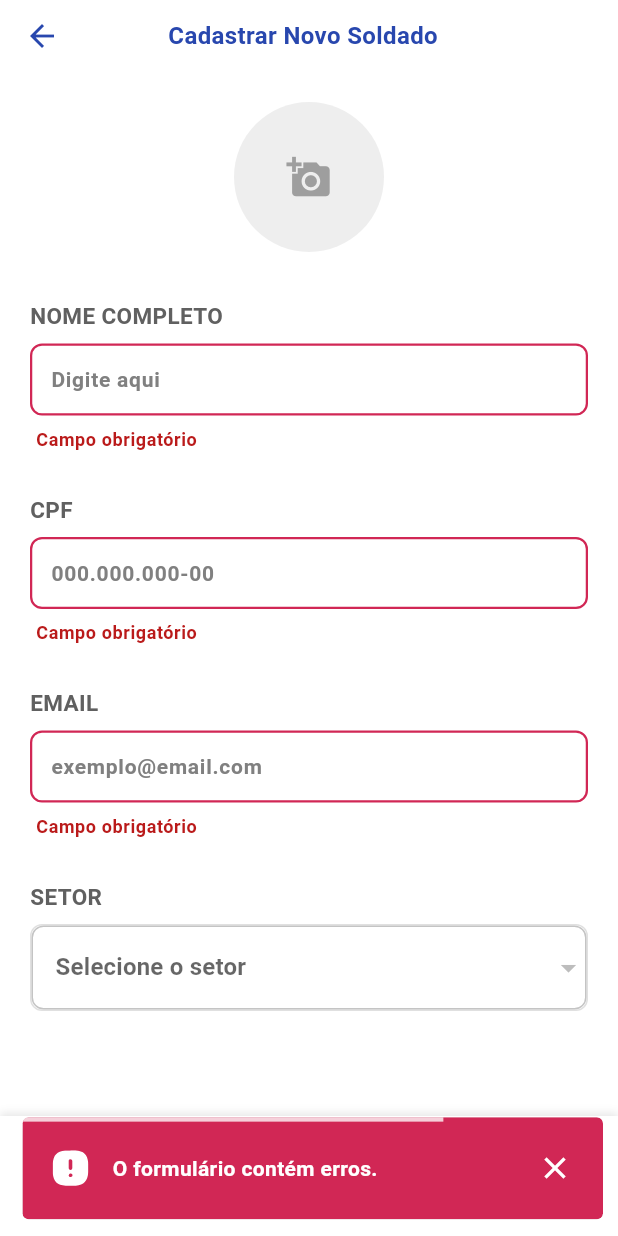
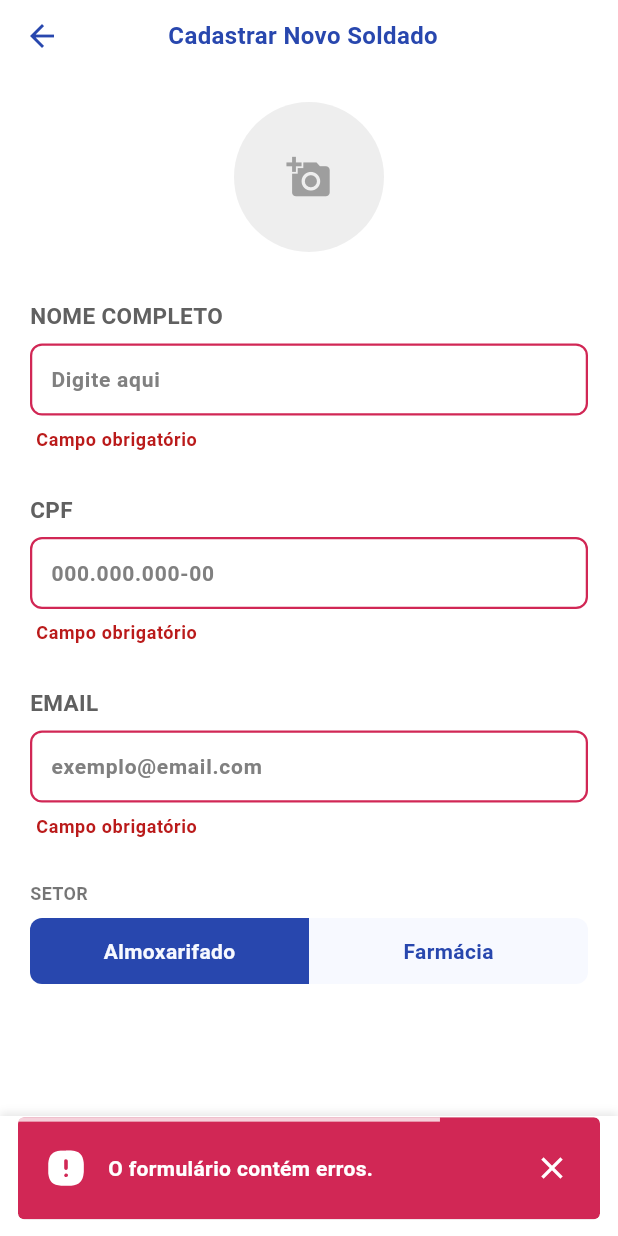
Before and after one commit to TeamHiveAPI/API-2025.02-FRONT, a Flutter app: the NewSoldierScreen screen opened by its route, after a tap on "Cadastrar Soldado", on a phone screen of 412 x 824 dp. Run offline on Flutter 3.47's test engine with Material 3 defaults, Android fonts, the phone set to English and light mode, and no system bars; our stand-ins replace cached_network_image, csv, file_picker, fl_chart, flutter_dotenv, flutter_native_splash and 14 more; missing offline and left inert: file_saver, mobile_scanner, syncfusion_flutter_pdf; accounts and stored records are empty.

Commit message:
feature: #90 Ajustes finais

```diff
--- a/lib/app_routes.dart
+++ b/lib/app_routes.dart
@@ -6,7 +6,6 @@ import 'package:sistema_almox/screens/consultas_medico/config_horario.dart';
 import 'package:sistema_almox/screens/historico_item.dart';
 import 'package:sistema_almox/screens/historico_mov.dart';
 import 'package:sistema_almox/screens/historico_pedidos.dart';
-import 'package:sistema_almox/screens/novo_grupo/index.dart';
 import 'package:sistema_almox/screens/novo_item/index.dart';
 import 'package:sistema_almox/screens/novo_soldado/index.dart';
 import 'package:sistema_almox/screens/painel_analitico/index.dart';
@@ -23,7 +22,6 @@ class AppRoutes {
   static const String newItem = '/novo-item';
   static const String usuarios = '/usuarios';
   static const String newSoldier = '/novo-soldado';
-  static const String newGroup = '/novo-grupo';
   static const String allMovements = '/movimentacoes';
   static const String itemMovements = '/movimentacoes-item';
   static const String consultas = '/consultas';
@@ -87,9 +85,6 @@ class AppRoutes {
       case usuarios:
         return MaterialPageRoute(builder: (_) => const UsersScreen());
 
-      case newGroup:
-        return MaterialPageRoute(builder: (_) => NewGroupScreen());
-
       case consultas:
         return MaterialPageRoute(builder: (_) => const ConsultasScreen());
 
--- a/lib/screens/notaEmpenho.dart
+++ b/lib/screens/notaEmpenho.dart
@@ -4,7 +4,7 @@ import 'package:sistema_almox/services/criar_empenho.dart';
 import 'package:sistema_almox/widgets/inputs/search.dart';
 import 'package:sistema_almox/widgets/snackbar.dart';
 import 'notaEmpenhoFormsScreen.dart';
-import 'package:sistema_almox/services/donwload_NE/download_nota.dart';
+import 'package:sistema_almox/services/download_NE/download_nota.dart';
 class NotaEmpenhoScreen extends StatefulWidget {
   const NotaEmpenhoScreen({super.key});
 
--- a/lib/screens/novo_soldado/index.dart
+++ b/lib/screens/novo_soldado/index.dart
@@ -1,6 +1,7 @@
 import 'dart:io';
 
 import 'package:flutter/material.dart';
+import 'package:sistema_almox/config/permissions.dart';
 import 'package:sistema_almox/core/theme/colors.dart';
 import 'package:sistema_almox/screens/novo_soldado/form_handler.dart';
 import 'package:sistema_almox/services/user_service.dart';
@@ -9,7 +10,7 @@ import 'package:sistema_almox/widgets/internal_page_bottom.dart';
 import 'package:sistema_almox/widgets/internal_page_header.dart';
 import 'package:sistema_almox/widgets/modal/base_center_modal.dart';
 import 'package:sistema_almox/widgets/radio_button.dart';
-import 'package:sistema_almox/widgets/sector_dropdown.dart';
+import 'package:sistema_almox/widgets/toggle_sector_buttons.dart';
 
 class NewSoldierScreen extends StatefulWidget {
   final Map<String, dynamic>? soldierToEdit;
@@ -21,12 +22,14 @@ class NewSoldierScreen extends StatefulWidget {
 
 class _NewSoldierScreenState extends State<NewSoldierScreen> {
   final _formHandler = RegisterSoldierFormHandler();
+
+  final _readOnlySectorController = TextEditingController();
+
   bool get isEditMode => widget.soldierToEdit != null;
 
   @override
   void initState() {
     super.initState();
-
     _formHandler.addListener(_onFormHandlerChange);
     _formHandler.init(widget.soldierToEdit);
   }
@@ -34,7 +37,6 @@ class _NewSoldierScreenState extends State<NewSoldierScreen> {
   @override
   void didUpdateWidget(covariant NewSoldierScreen oldWidget) {
     super.didUpdateWidget(oldWidget);
-
     if (widget.soldierToEdit != oldWidget.soldierToEdit) {
       _formHandler.init(widget.soldierToEdit);
     }
@@ -44,11 +46,18 @@ class _NewSoldierScreenState extends State<NewSoldierScreen> {
   void dispose() {
     _formHandler.removeListener(_onFormHandlerChange);
     _formHandler.dispose();
+    _readOnlySectorController.dispose();
     super.dispose();
   }
 
   void _onFormHandlerChange() {
-    setState(() {});
+    if (mounted) setState(() {});
+  }
+
+  String _getSectorName(int? sectorId) {
+    if (sectorId == 1) return 'Almoxarifado';
+    if (sectorId == 2) return 'Farmácia';
+    return 'Não definido';
   }
 
   void _deactivateUser() async {
@@ -75,28 +84,32 @@ class _NewSoldierScreenState extends State<NewSoldierScreen> {
       ),
     );
 
-    if (confirmed == true) {
+    if (confirmed == true && mounted) {
       _formHandler.deactivateUser(context, widget.soldierToEdit!);
     }
   }
 
   @override
   Widget build(BuildContext context) {
+    final currentUser = UserService.instance.currentUser;
+    final bool isCoronel = currentUser?.role == UserRole.coronel;
+
     bool isLieutenant =
         isEditMode && widget.soldierToEdit?['usr_nivel_acesso'] == 2;
 
     if (isEditMode) {
       final tenantSectorId = widget.soldierToEdit?['usr_setor_id'];
       _formHandler.setSelectedSector(tenantSectorId ?? 1);
+
+      _readOnlySectorController.text = _getSectorName(tenantSectorId);
     } else {
-      final currentUser = UserService.instance.currentUser;
-      if (currentUser?.nivelAcesso == 3) {
+      if (isCoronel) {
         if (_formHandler.selectedSectorId == null) {
-          _formHandler.setSelectedSector(1);
+          final viewingSectorId = UserService.instance.viewingSectorId ?? 1;
+          _formHandler.setSelectedSector(viewingSectorId);
         }
       } else {
-        final viewingSectorId = UserService.instance.viewingSectorId ?? 1;
-        _formHandler.setSelectedSector(viewingSectorId);
+        _formHandler.setSelectedSector(currentUser?.idSetor ?? 1);
       }
     }
 
@@ -146,7 +159,6 @@ class _NewSoldierScreenState extends State<NewSoldierScreen> {
                                     )
                                   : null,
                             ),
-
                             Positioned.fill(
                               child: Material(
                                 color: Colors.transparent,
@@ -169,7 +181,6 @@ class _NewSoldierScreenState extends State<NewSoldierScreen> {
                                 ),
                               ),
                             ),
-
                             if (_formHandler.selectedImage != null)
                               Positioned(
                                 bottom: 0,
@@ -202,7 +213,9 @@ class _NewSoldierScreenState extends State<NewSoldierScreen> {
                           ],
                         ),
                       ),
+
                       const SizedBox(height: 32),
+
                       CustomTextFormField(
                         upperLabel: 'NOME COMPLETO',
                         hintText: 'Digite aqui',
@@ -221,7 +234,7 @@ class _NewSoldierScreenState extends State<NewSoldierScreen> {
                         inputFormatters: [_formHandler.cpfMaskFormatter],
                         validator: (value) =>
                             _formHandler.validateRequired(value, 'CPF'),
-                        readOnly: isEditMode ? true : false,
+                        readOnly: isEditMode,
                       ),
 
                       const SizedBox(height: 24),
@@ -236,15 +249,35 @@ class _NewSoldierScreenState extends State<NewSoldierScreen> {
 
                       const SizedBox(height: 24),
 
-                      SectorDropdown(
-                        selectedSectorId: _formHandler.selectedSectorId,
-                        onSectorChanged: (sectorId) {
-                          _formHandler.setSelectedSector(sectorId);
-                        },
-                        enabled:
-                            !isEditMode ||
-                            UserService.instance.currentUser?.nivelAcesso == 3,
-                      ),
+                      if (isEditMode) ...[
+                        CustomTextFormField(
+                          upperLabel: 'SETOR',
+                          controller: _readOnlySectorController,
+                          readOnly: true,
+                        ),
+                      ] else ...[
+                        if (isCoronel) ...[
+                          const Padding(
+                            padding: EdgeInsets.only(bottom: 8.0),
+                            child: Text(
+                              'SETOR',
+                              style: TextStyle(
+                                fontSize: 12,
+                                fontWeight: FontWeight.bold,
+                                color: Colors.black54,
+                              ),
+                            ),
+                          ),
+                          SectorToggleButtons(
+                            currentSectorId: _formHandler.selectedSectorId ?? 1,
+                            onSectorSelected: (sectorId) {
+                              setState(() {
+                                _formHandler.setSelectedSector(sectorId);
+                              });
+                            },
+                          ),
+                        ],
+                      ],
 
                       if (isLieutenant)
                         Padding(
@@ -296,6 +329,7 @@ class _NewSoldierScreenState extends State<NewSoldierScreen> {
                 ),
               ),
             ),
+
             InternalPageBottom(
               buttonText: isEditMode
                   ? 'Salvar Alterações'
--- a/lib/screens/usuarios/index.dart
+++ b/lib/screens/usuarios/index.dart
@@ -99,7 +99,6 @@ class _UsersScreenState extends State<UsersScreen> with RouteAware {
                   crossAxisAlignment: CrossAxisAlignment.stretch,
                   children: [
                     const SizedBox(height: 32),
-                    if (isCoronel)
                     CustomButton(
                       text: 'Cadastrar Novo Soldado',
                       icon: Icons.add,
@@ -112,14 +111,13 @@ class _UsersScreenState extends State<UsersScreen> with RouteAware {
                         if (result != null &&
                             result is Map<String, dynamic> &&
                             context.mounted) {
-                            final String password =
-                                result['password'] as String;
+                          final String password = result['password'] as String;
                           showTemporaryPasswordModal(context, password);
                         }
                       },
                     ),
 
-                    if (isCoronel) const SizedBox(height: 20),
+                    SizedBox(height: 20),
                     if (isCoronel) ...[
                       const LieutenantCards(),
                       const SizedBox(height: 32),
--- a/lib/services/criar_empenho.dart
+++ b/lib/services/criar_empenho.dart
@@ -1,5 +1,5 @@
 import 'package:supabase_flutter/supabase_flutter.dart';
-import 'package:sistema_almox/services/donwload_NE/download_nota.dart' as download_nota;
+import 'package:sistema_almox/services/download_NE/download_nota.dart' as download_nota;
 
 class NotaEmpenhoService {
   final SupabaseClient _client = Supabase.instance.client;
--- a/lib/widgets/modal/content/novo_grupo.dart
+++ b/lib/widgets/modal/content/novo_grupo.dart
@@ -187,9 +187,9 @@ class _NovoGrupoModalState extends State<NovoGrupoModal> {
               child: Text(
                 'SETOR',
                 style: TextStyle(
-                  fontSize: 12,
+                  fontSize: 15,
                   fontWeight: FontWeight.bold,
-                  color: Colors.black54,
+                  color: text60,
                 ),
               ),
             ),
--- a/lib/widgets/snackbar.dart
+++ b/lib/widgets/snackbar.dart
@@ -36,7 +36,10 @@ VoidCallback showCustomSnackbar(
               child: Material(
                 color: Colors.transparent,
                 child: Padding(
-                  padding: const EdgeInsets.fromLTRB(15, 0, 10, 3),
+                  padding: const EdgeInsets.symmetric(
+                    horizontal: 12,
+                    vertical: 3,
+                  ),
                   child: ClipRRect(
                     borderRadius: BorderRadius.circular(4),
                     child: Stack(
@@ -115,8 +118,7 @@ VoidCallback showCustomSnackbar(
                               if (isLoading)
                                 GestureDetector(
                                   onTap: () {
-                                    onCancel
-                                        ?.call();
+                                    onCancel?.call();
                                     closeSnackbar();
                                   },
                                   child: const Padding(
```
Also changed, not shown: lib/screens/EditGroupScreen.dart (deleted, +0 -135 lines), lib/screens/novo_grupo/index.dart (deleted, +0 -141 lines), lib/screens/novo_item/index.dart (+39 -8 lines), lib/widgets/data_table/content/recent_movimentation.dart (+21 -8 lines), lib/widgets/main_scaffold/index.dart (+11 -4 lines), lib/services/download_NE/download_nota.dart (renamed from lib/services/donwload_NE/download_nota.dart), lib/services/download_NE/download_nota_mobile.dart (renamed from lib/services/donwload_NE/download_nota_mobile.dart), lib/services/download_NE/download_nota_stub.dart (renamed from lib/services/donwload_NE/download_nota_stub.dart), lib/services/download_NE/download_nota_web.dart (renamed from lib/services/donwload_NE/download_nota_web.dart). Lines whose indentation alone changed are shown as unchanged.
